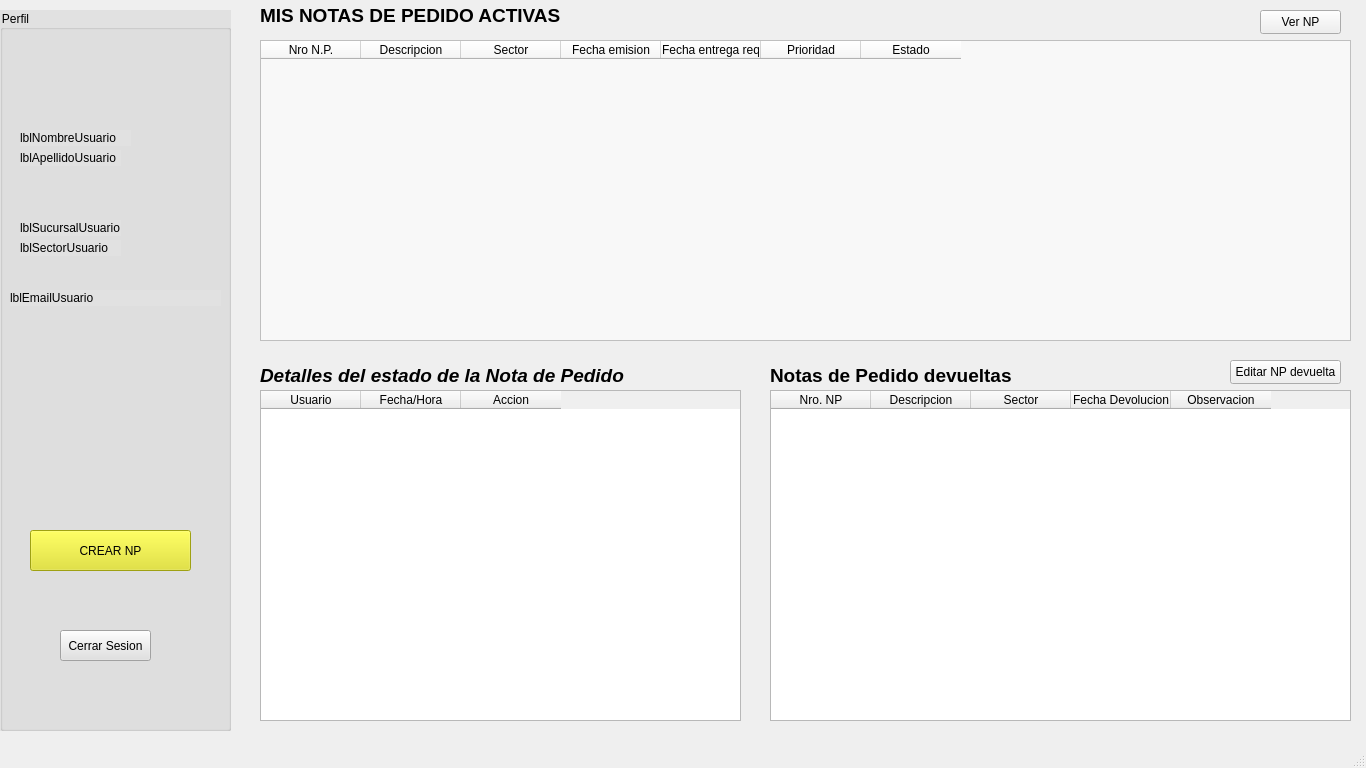
This is pantallaGeneradorNP.ui in AyeQuinteros15/DemoPracticas as Qt 5 draws it before an edit. The edited form follows.
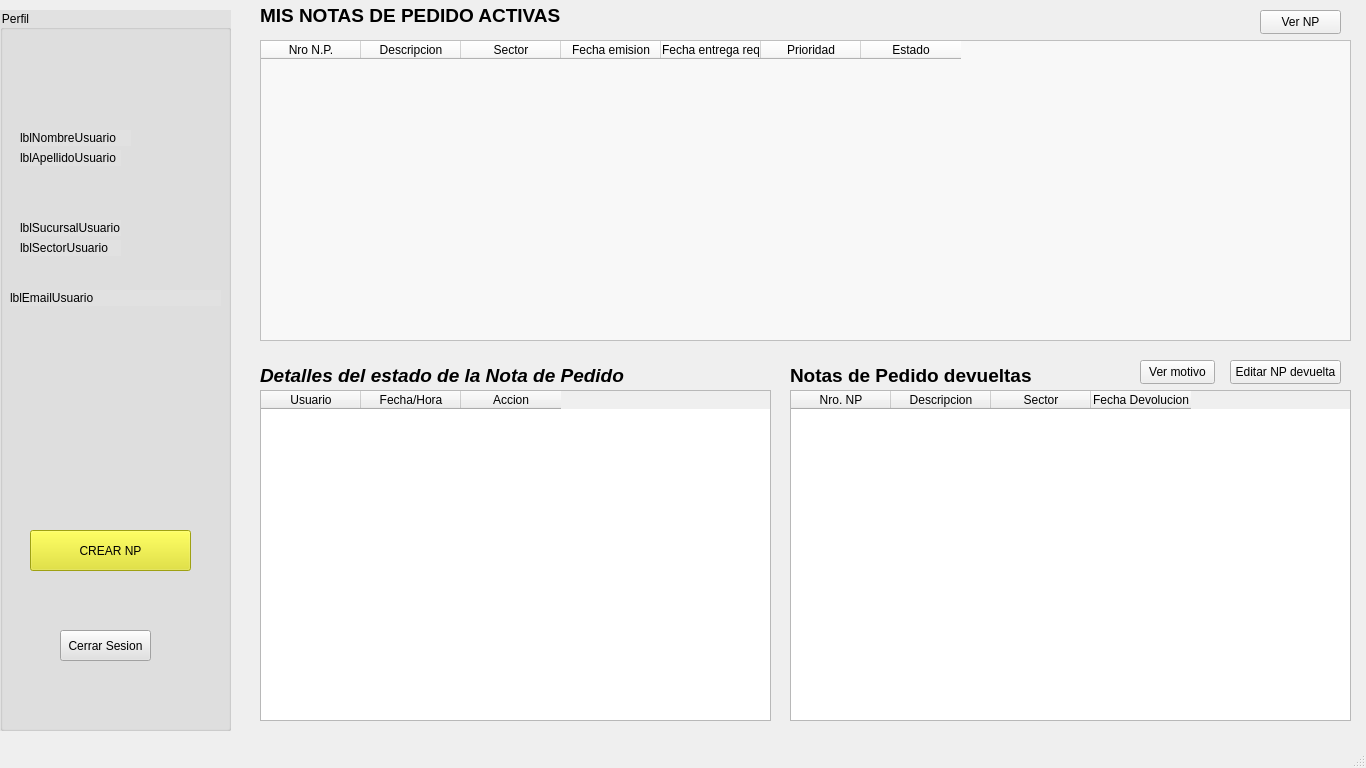
This is the edited form.

The edit to the form file:
```diff
--- a/pantallaGeneradorNP.ui
+++ b/pantallaGeneradorNP.ui
@@ -229,7 +229,7 @@
      <rect>
       <x>260</x>
       <y>390</y>
-      <width>481</width>
+      <width>511</width>
       <height>331</height>
      </rect>
     </property>
@@ -252,7 +252,7 @@
    <widget class="QLabel" name="label_4">
     <property name="geometry">
      <rect>
-      <x>770</x>
+      <x>790</x>
       <y>360</y>
       <width>271</width>
       <height>31</height>
@@ -271,9 +271,9 @@
    <widget class="QTableWidget" name="tableWidget_2">
     <property name="geometry">
      <rect>
-      <x>770</x>
+      <x>790</x>
       <y>390</y>
-      <width>581</width>
+      <width>561</width>
       <height>331</height>
      </rect>
     </property>
@@ -297,11 +297,6 @@
       <string>Fecha Devolucion</string>
      </property>
     </column>
-    <column>
-     <property name="text">
-      <string>Observacion</string>
-     </property>
-    </column>
    </widget>
    <widget class="QPushButton" name="btnEditarNP_Generador">
     <property name="geometry">
@@ -329,6 +324,19 @@
      <string>Ver NP</string>
     </property>
    </widget>
+   <widget class="QPushButton" name="btnVerMotivo_Generador">
+    <property name="geometry">
+     <rect>
+      <x>1140</x>
+      <y>360</y>
+      <width>75</width>
+      <height>24</height>
+     </rect>
+    </property>
+    <property name="text">
+     <string>Ver motivo</string>
+    </property>
+   </widget>
   </widget>
   <widget class="QMenuBar" name="menubar">
    <property name="geometry">
```
